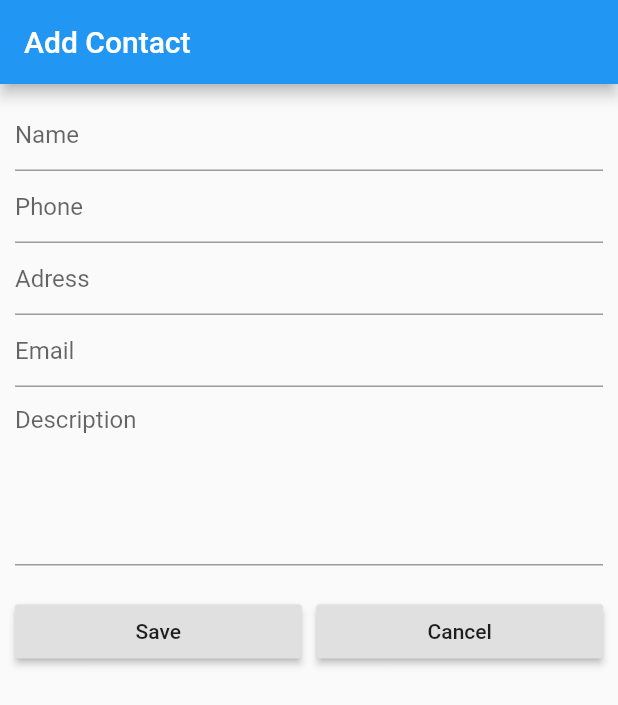
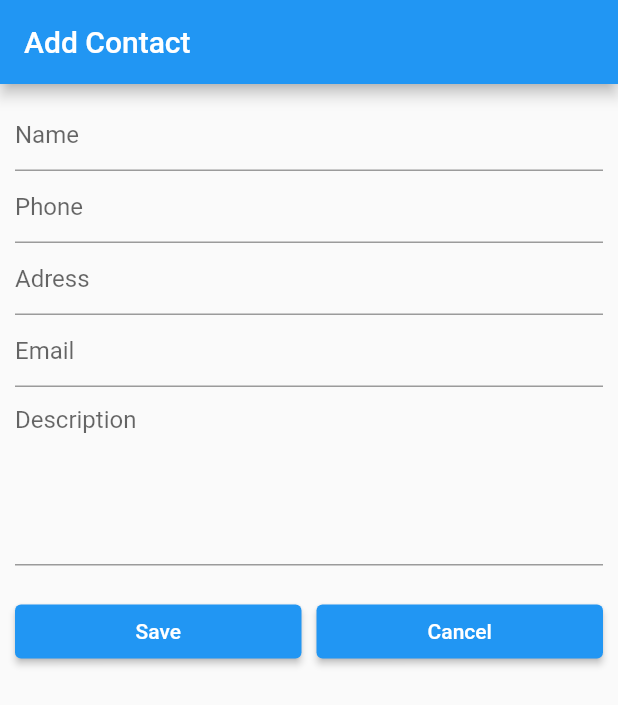
Before and after one commit to Eleuterio258/sistemaescolar, a Flutter app: the screen it shows after launch, after a tap on the "add" icon, on a phone screen of 412 x 824 dp. Shown: the top 705 px of the screen. Run offline on Flutter 3.47's test engine with Material 2 defaults, Android fonts, the phone set to English and light mode, and no system bars; our stand-ins replace connectivity, data_connection_checker, flutter_easyloading, get, sqflite; accounts and stored records are empty.

Commit message:
3 commit

```diff
--- a/lib/main.dart
+++ b/lib/main.dart
@@ -1,6 +1,5 @@
 import 'package:flutter/material.dart';
 import 'package:flutter_easyloading/flutter_easyloading.dart';
-import 'package:get/get.dart';
 import 'package:sistema_escolar/pages/home_page.dart';
 
 void main() {
@@ -10,7 +9,7 @@ void main() {
 class MyApp extends StatelessWidget {
   @override
   Widget build(BuildContext context) {
-    return GetMaterialApp(
+    return MaterialApp(
       debugShowCheckedModeBanner: false,
       home: HomePage(),
       builder: EasyLoading.init(),
--- a/lib/models/contact.dart
+++ b/lib/models/contact.dart
@@ -14,12 +14,12 @@ class Contact {
       this.email,
       this.address});
 
-  int get contact_id => id;
-  String get contact_name => name;
-  String get contact_address => address;
-  String get contact_phone => phone;
-  String get contact_description => description;
-  String get contact_email => email;
+  int get contactId => id;
+  String get contactName => name;
+  String get contactAddress => address;
+  String get contactPhone => phone;
+  String get contactDescription => description;
+  String get contactEmail => email;
 
   factory Contact.fromJson(Map<String, dynamic> data) => new Contact(
         id: data["id"],
--- a/lib/pages/add.dart
+++ b/lib/pages/add.dart
@@ -1,10 +1,7 @@
-
-
 import 'package:flutter/material.dart';
 import 'package:sistema_escolar/helpers/database_helper.dart';
 import 'package:sistema_escolar/models/contact.dart';
-
-import '../main.dart';
+import 'package:sistema_escolar/pages/home_page.dart';
 
 class AddPage extends StatefulWidget {
   @override
@@ -35,22 +32,27 @@ class AddPageState extends State<AddPage> {
               crossAxisAlignment: CrossAxisAlignment.start,
               children: <Widget>[
                 TextFormField(
+                  keyboardType: TextInputType.text,
                   decoration: InputDecoration(hintText: "Name"),
                   controller: textEditingControllerName,
                 ),
                 TextFormField(
+                  keyboardType: TextInputType.phone,
                   decoration: InputDecoration(hintText: "Phone"),
                   controller: textEditingControllerPhone,
                 ),
                 TextFormField(
+                  keyboardType: TextInputType.text,
                   decoration: InputDecoration(hintText: "Adress"),
                   controller: textEditingControllerAdress,
                 ),
                 TextFormField(
+                  keyboardType: TextInputType.emailAddress,
                   decoration: InputDecoration(hintText: "Email"),
                   controller: textEditingControllerEmail,
                 ),
                 TextFormField(
+                  keyboardType: TextInputType.text,
                   decoration: InputDecoration(hintText: "Description"),
                   controller: textEditingControllerDescription,
                   maxLines: 5,
@@ -61,9 +63,9 @@ class AddPageState extends State<AddPage> {
                 Row(
                   children: <Widget>[
                     Expanded(
-                  child: RaisedButton(
+                      child: ElevatedButton(
                         child: Text("Save"),
-                    onPressed: () async{
+                        onPressed: () async {
                           var contact = new Contact(
                             name: textEditingControllerName.text,
                             description: textEditingControllerDescription.text,
@@ -76,7 +78,7 @@ class AddPageState extends State<AddPage> {
                           Navigator.push(
                               context,
                               MaterialPageRoute(
-                            builder: (context) => MyApp(),
+                                builder: (context) => HomePage(),
                               ));
                         },
                       ),
@@ -85,13 +87,13 @@ class AddPageState extends State<AddPage> {
                       padding: EdgeInsets.only(left: 5, right: 5),
                     ),
                     Expanded(
-                  child: RaisedButton(
+                      child: ElevatedButton(
                         child: Text("Cancel"),
                         onPressed: () {
                           Navigator.push(
                               context,
                               MaterialPageRoute(
-                            builder: (context) => MyApp(),
+                                builder: (context) => HomePage(),
                               ));
                         },
                       ),
--- a/lib/pages/details.dart
+++ b/lib/pages/details.dart
@@ -134,7 +134,8 @@ class ContactDetailsPageState extends State<ContactDetailsPage> {
                                   title: Text("Confirm"),
                                   content: Text("Are you sure"),
                                   actions: <Widget>[
-                                    FlatButton(
+
+                                   ElevatedButton(
                                       child: Text("OK"),
                                       onPressed: () async {
                                         var db = DatabaseHelper();
@@ -146,7 +147,7 @@ class ContactDetailsPageState extends State<ContactDetailsPage> {
                                             ));
                                       },
                                     ),
-                                    FlatButton(
+                                   ElevatedButton(
                                       child: Text("Cancel"),
                                       onPressed: () {
                                         Navigator.pop(
```
Also changed, not shown: lib/pages/edit.dart (+10 -10 lines). Lines whose indentation alone changed are shown as unchanged.
